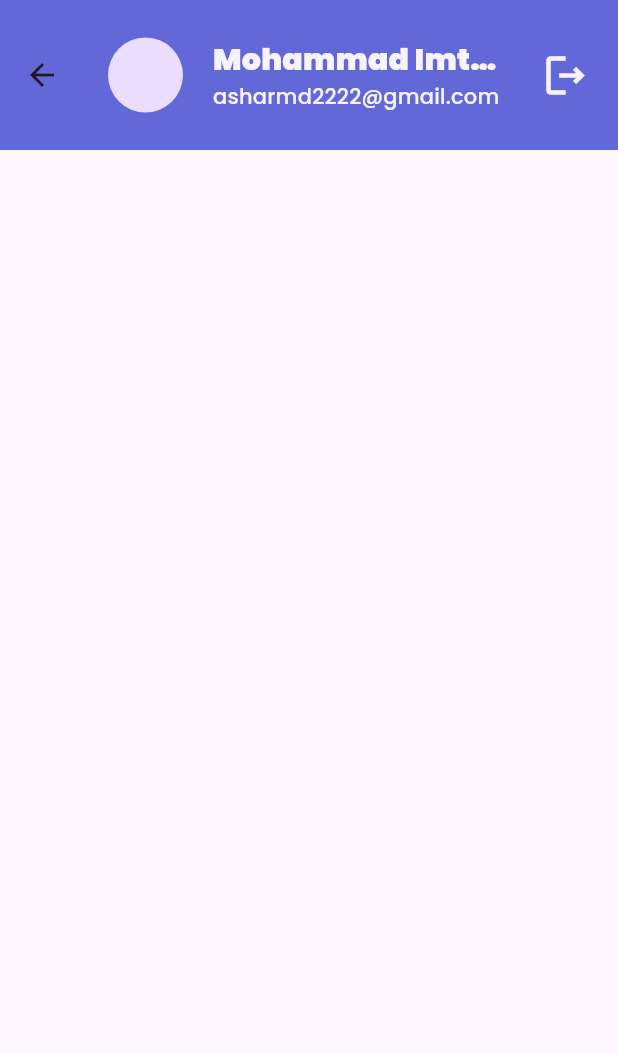
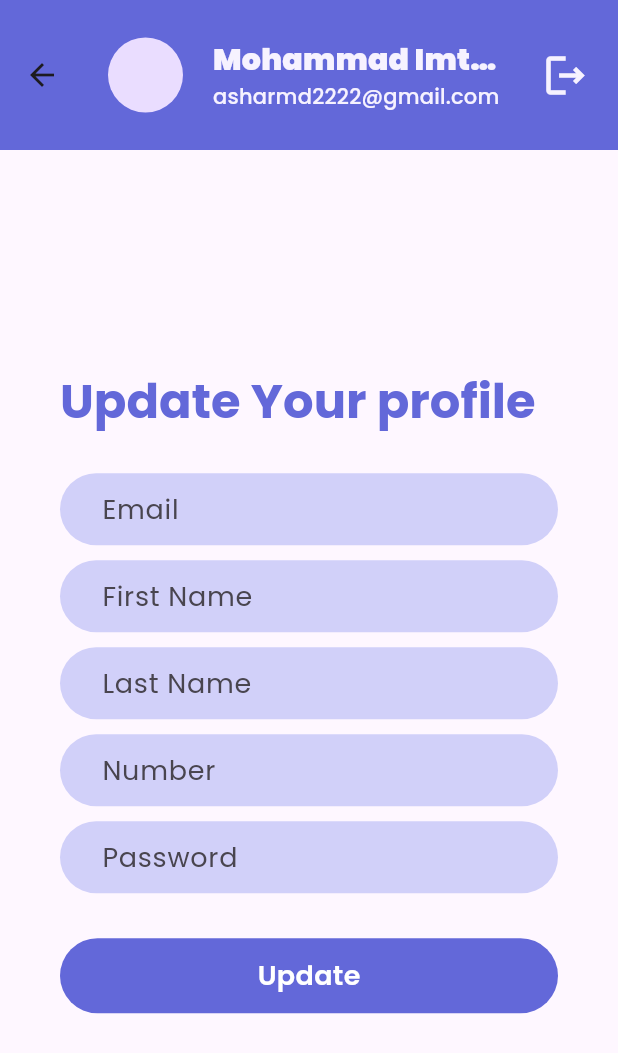
Before and after one commit to Error-Imtiaj/task_manager_mobile_app, a Flutter app: the ProfileScreen screen opened directly, on a phone screen of 412 x 824 dp. Shown: the top 1053 px of the screen. Run offline on Flutter 3.47's test engine with Material 3 defaults, Android fonts, the light colour scheme and no system bars; our stand-ins replace flutter_svg, google_fonts, pin_code_fields; missing offline and left inert: dart:ffi.

Commit message:
new code added

```diff
--- a/lib/UI/screens/profile_screen.dart
+++ b/lib/UI/screens/profile_screen.dart
@@ -1,4 +1,8 @@
 import 'package:flutter/material.dart';
+import 'package:task_manager_mobile_app/UI/screens/login_screen.dart';
+import 'package:task_manager_mobile_app/UI/utils/colors.dart';
+import 'package:task_manager_mobile_app/UI/widgets/custom_button.dart';
+import 'package:task_manager_mobile_app/UI/widgets/textfield_widget.dart';
 import 'package:task_manager_mobile_app/UI/widgets/tm_Appbar.dart';
 
 class ProfileScreen extends StatefulWidget {
@@ -9,12 +13,131 @@ class ProfileScreen extends StatefulWidget {
 }
 
 class _ProfileScreenState extends State<ProfileScreen> {
+  final _formKey = GlobalKey<FormState>();
+  final TextEditingController emailController = TextEditingController();
+  final TextEditingController fnameController = TextEditingController();
+  final TextEditingController lnameController = TextEditingController();
+  final TextEditingController numberController = TextEditingController();
+  final TextEditingController passController = TextEditingController();
+
+  @override
+  void dispose() {
+    // TODO: implement dispose
+    emailController.dispose();
+    fnameController.dispose();
+    lnameController.dispose();
+    numberController.dispose();
+    passController.dispose();
+    super.dispose();
+  }
+
   @override
   Widget build(BuildContext context) {
     return Scaffold(
       appBar: TmAppbar(
         isprofile: true,
       ),
+      body: Padding(
+        padding: const EdgeInsets.all(40.0),
+        child: Center(
+          child: SingleChildScrollView(
+            child: Column(
+              mainAxisAlignment: MainAxisAlignment.center,
+              crossAxisAlignment: CrossAxisAlignment.start,
+              children: [
+                Text(
+                  "Update Your profile",
+                  style: Theme.of(context).textTheme.displayMedium?.copyWith(
+                        fontSize: 32,
+                        fontWeight: FontWeight.bold,
+                        color: ColorsUtils.primaryColor,
+                      ),
+                ),
+                const SizedBox(
+                  height: 30,
+                ),
+                // FORMS
+                _signupForm(),
+                const SizedBox(
+                  height: 30,
+                ),
+
+                // BUTTON
+                Custombutton(
+                  ButtonName: "Update",
+                  ontap: () {
+                    if (_formKey.currentState!.validate()) {
+                      _updateProfile();
+                    }
+                  },
+                ),
+              ],
+            ),
+          ),
+        ),
+      ),
     );
   }
+
+  Widget _signupForm() {
+    return Form(
+        key: _formKey,
+        child: Column(
+          children: [
+            // EMAIL
+            Textfieldwidget(
+              fillColor: ColorsUtils.fieldPrimaryColor,
+              controller: emailController,
+              hintText: "Email",
+            ),
+            const SizedBox(
+              height: 10,
+            ),
+            // FIRST NAME
+            Textfieldwidget(
+              fillColor: ColorsUtils.fieldPrimaryColor,
+              controller: fnameController,
+              hintText: "First Name",
+            ),
+            const SizedBox(
+              height: 10,
+            ),
+
+            // LAST NAME
+            Textfieldwidget(
+              fillColor: ColorsUtils.fieldPrimaryColor,
+              controller: lnameController,
+              hintText: "Last Name",
+            ),
+            const SizedBox(
+              height: 10,
+            ),
+
+            // NUMBER
+            Textfieldwidget(
+              fillColor: ColorsUtils.fieldPrimaryColor,
+              controller: numberController,
+              hintText: "Number",
+              keyboardtype: TextInputType.number,
+            ),
+            const SizedBox(
+              height: 10,
+            ),
+
+            // PASSWORD
+            Textfieldwidget(
+              fillColor: ColorsUtils.fieldPrimaryColor,
+              controller: passController,
+              hintText: "Password",
+              secureText: true,
+            ),
+          ],
+        ));
+  }
+
+  void _updateProfile() {
+    Navigator.push(context, MaterialPageRoute(builder: (context) {
+      return const LoginScreen();
+    }));
+  }
 }
--- a/lib/UI/widgets/textfield_widget.dart
+++ b/lib/UI/widgets/textfield_widget.dart
@@ -11,7 +11,7 @@ class Textfieldwidget extends StatelessWidget {
   final Widget? label;
   final int? maxlength;
   final int? maxline;
-  final String? Function(String?) validatorFunction;
+  final String? Function(String?)?validatorFunction;
 
   const Textfieldwidget({
     super.key,
@@ -24,7 +24,7 @@ class Textfieldwidget extends StatelessWidget {
     this.label,
     this.maxlength,
     this.maxline,
-    required this.validatorFunction,
+     this.validatorFunction,
   });
 
   @override
--- a/pubspec.yaml
+++ b/pubspec.yaml
@@ -39,6 +39,7 @@ dependencies:
   flutter_svg: ^2.0.10+1
   shared_preferences: ^2.3.2
   pin_code_fields: ^8.0.1
+  http: ^1.2.2
 
 dev_dependencies:
   flutter_test:
```
Also changed, not shown: lib/UI/screens/signup_screen.dart (+44 -7 lines), lib/UI/utils/urls.dart (added, +7 -0 lines), lib/UI/widgets/center_progress_indicate.dart (added, +12 -0 lines), lib/UI/widgets/snack_bar.dart (added, +12 -0 lines), lib/data/model/network_response.dart (added, +13 -0 lines), lib/data/services/network_caller.dart (added, +61 -0 lines), pubspec.lock.
